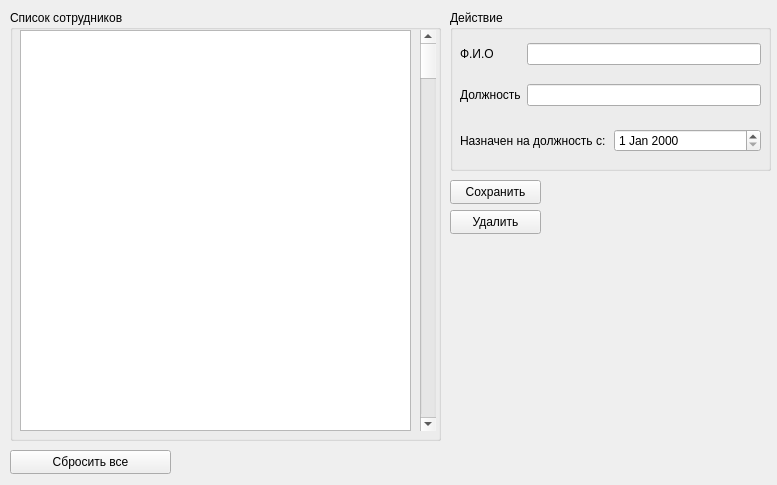
Above: UI/settings_employes.ui from RedContain/diplom before the change. Below: the same form after it.
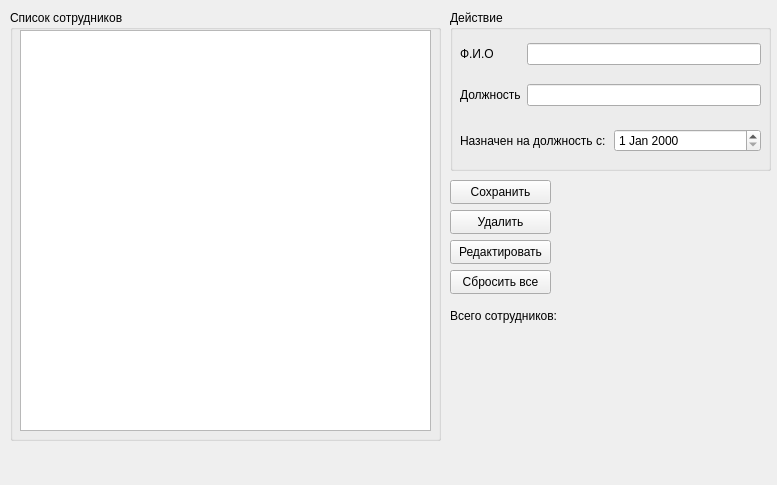
That is the form after the change.

```diff
--- a/UI/settings_employes.ui
+++ b/UI/settings_employes.ui
@@ -30,24 +30,11 @@
      <rect>
       <x>10</x>
       <y>20</y>
-      <width>391</width>
+      <width>411</width>
       <height>401</height>
      </rect>
     </property>
    </widget>
-   <widget class="QScrollBar" name="verticalScrollBar">
-    <property name="geometry">
-     <rect>
-      <x>410</x>
-      <y>20</y>
-      <width>16</width>
-      <height>401</height>
-     </rect>
-    </property>
-    <property name="orientation">
-     <enum>Qt::Orientation::Vertical</enum>
-    </property>
-   </widget>
   </widget>
   <widget class="QGroupBox" name="groupBox_2">
    <property name="enabled">
@@ -122,9 +109,9 @@
   <widget class="QPushButton" name="pushButton_2">
    <property name="geometry">
     <rect>
-     <x>10</x>
-     <y>450</y>
-     <width>161</width>
+     <x>450</x>
+     <y>270</y>
+     <width>101</width>
      <height>24</height>
     </rect>
    </property>
@@ -140,10 +127,13 @@
     <rect>
      <x>450</x>
      <y>210</y>
-     <width>91</width>
+     <width>101</width>
      <height>24</height>
     </rect>
    </property>
+   <property name="styleSheet">
+    <string notr="true"/>
+   </property>
    <property name="text">
     <string>Удалить</string>
    </property>
@@ -156,7 +146,7 @@
     <rect>
      <x>450</x>
      <y>180</y>
-     <width>91</width>
+     <width>101</width>
      <height>24</height>
     </rect>
    </property>
@@ -164,6 +154,38 @@
     <string>Сохранить</string>
    </property>
   </widget>
+  <widget class="QPushButton" name="pushButton">
+   <property name="geometry">
+    <rect>
+     <x>450</x>
+     <y>240</y>
+     <width>101</width>
+     <height>24</height>
+    </rect>
+   </property>
+   <property name="text">
+    <string>Редактировать</string>
+   </property>
+  </widget>
+  <widget class="QWidget" name="gridLayoutWidget_3">
+   <property name="geometry">
+    <rect>
+     <x>450</x>
+     <y>300</y>
+     <width>111</width>
+     <height>31</height>
+    </rect>
+   </property>
+   <layout class="QGridLayout" name="gridLayout_3">
+    <item row="0" column="0">
+     <widget class="QLabel" name="label_4">
+      <property name="text">
+       <string>Всего сотрудников:</string>
+      </property>
+     </widget>
+    </item>
+   </layout>
+  </widget>
  </widget>
  <resources/>
  <connections/>
```
